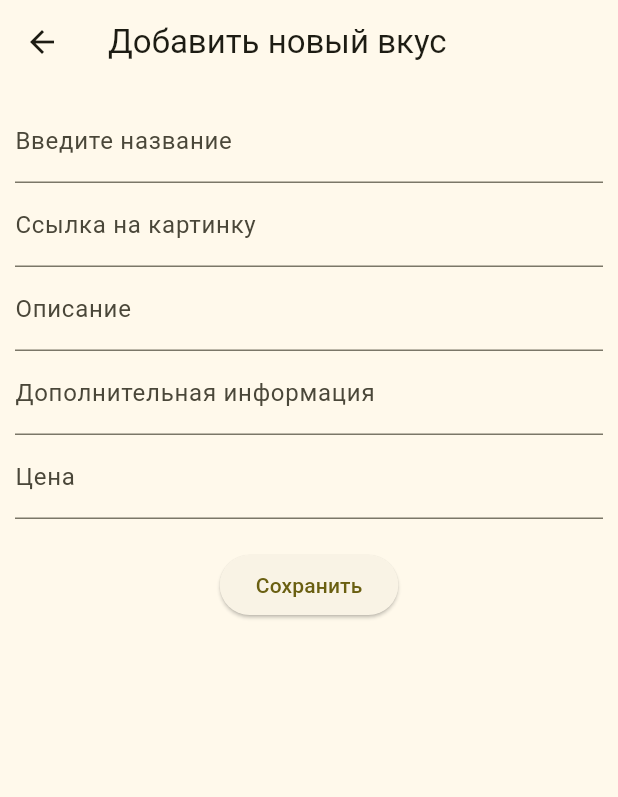
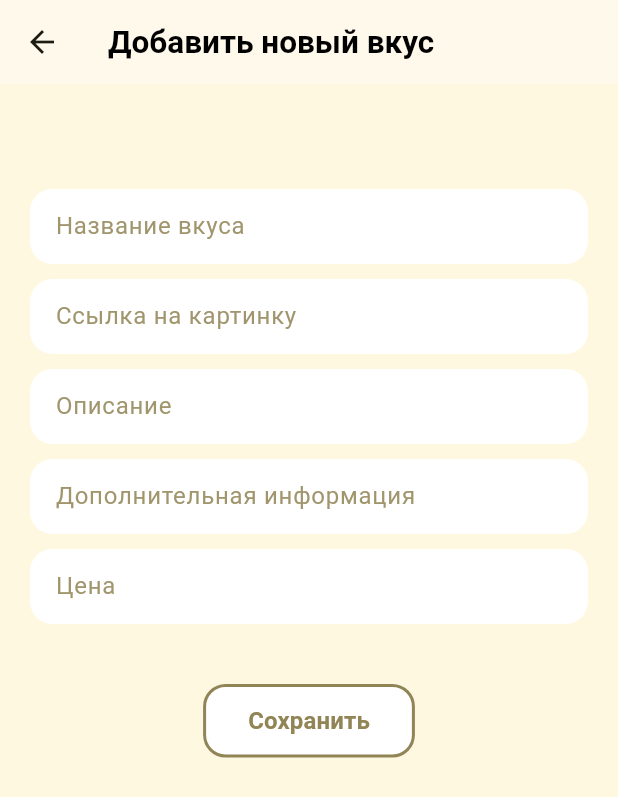
Before and after one commit to stakiv/pks, a Flutter app: the AddFlavorScreen screen opened directly, on a phone screen of 412 x 824 dp. Shown: the top 797 px of the screen. Run offline on Flutter 3.47's test engine with Material 3 defaults, Android fonts, the phone set to English and light mode, and no system bars; network calls fail.

Commit message:
Update home_page.dart

```diff
--- a/pr4/lib/pages/home_page.dart
+++ b/pr4/lib/pages/home_page.dart
@@ -88,39 +88,166 @@ class _AddFlavorScreenState extends State<AddFlavorScreen> {
   @override
   Widget build(BuildContext context) {
     return Scaffold(
+      backgroundColor: Colors.amber[50],
       appBar: AppBar(
-        title: const Text("Добавить новый вкус"),
+        title: const Text(
+          "Добавить новый вкус",
+          style: TextStyle(
+            color: Colors.black,
+            fontSize: 21.0,
+            fontWeight: FontWeight.w700,
+          ),
+        ),
       ),
       body: Padding(
-        padding: const EdgeInsets.all(10.0),
+        padding: const EdgeInsets.all(20.0),
         child: Column(
           children: [
+            const SizedBox(
+              height: 50,
+            ),
             TextField(
               controller: _nameFlavorController,
-              decoration: const InputDecoration(labelText: "Введите название"),
+              decoration: InputDecoration(
+                  filled: true,
+                  fillColor: const Color.fromARGB(255, 255, 255, 255),
+                  hintText: "Название вкуса",
+                  hintStyle: const TextStyle(
+                    color: Color.fromRGBO(160, 149, 108, 1),
+                    fontSize: 16.0,
+                    fontWeight: FontWeight.w400,
+                  ),
+                  contentPadding: const EdgeInsets.symmetric(
+                      vertical: 13.0, horizontal: 13.0),
+                  enabledBorder: OutlineInputBorder(
+                    borderRadius: BorderRadius.circular(15.0),
+                    borderSide: const BorderSide(color: Colors.transparent),
+                  ),
+                  focusedBorder: OutlineInputBorder(
+                    borderRadius: BorderRadius.circular(15.0),
+                    borderSide: const BorderSide(
+                        color: Color.fromRGBO(108, 98, 63, 1), width: 1),
+                  )),
+            ),
+            const SizedBox(
+              height: 10,
             ),
             TextField(
               controller: _imageController,
-              decoration:
-                  const InputDecoration(labelText: "Ссылка на картинку"),
+              decoration: InputDecoration(
+                  filled: true,
+                  fillColor: const Color.fromARGB(255, 255, 255, 255),
+                  hintText: "Ссылка на картинку",
+                  hintStyle: const TextStyle(
+                    color: Color.fromRGBO(160, 149, 108, 1),
+                    fontSize: 16.0,
+                    fontWeight: FontWeight.w400,
+                  ),
+                  contentPadding: const EdgeInsets.symmetric(
+                      vertical: 13.0, horizontal: 13.0),
+                  enabledBorder: OutlineInputBorder(
+                    borderRadius: BorderRadius.circular(15.0),
+                    borderSide: const BorderSide(color: Colors.transparent),
+                  ),
+                  focusedBorder: OutlineInputBorder(
+                    borderRadius: BorderRadius.circular(15.0),
+                    borderSide: const BorderSide(
+                        color: Color.fromRGBO(108, 98, 63, 1), width: 1),
+                  )),
+            ),
+            const SizedBox(
+              height: 10,
             ),
             TextField(
               controller: _descController,
-              decoration: const InputDecoration(labelText: "Описание"),
+              decoration: InputDecoration(
+                  filled: true,
+                  fillColor: const Color.fromARGB(255, 255, 255, 255),
+                  hintText: "Описание",
+                  hintStyle: const TextStyle(
+                    color: Color.fromRGBO(160, 149, 108, 1),
+                    fontSize: 16.0,
+                    fontWeight: FontWeight.w400,
+                  ),
+                  contentPadding: const EdgeInsets.symmetric(
+                      vertical: 13.0, horizontal: 13.0),
+                  enabledBorder: OutlineInputBorder(
+                    borderRadius: BorderRadius.circular(15.0),
+                    borderSide: const BorderSide(color: Colors.transparent),
+                  ),
+                  focusedBorder: OutlineInputBorder(
+                    borderRadius: BorderRadius.circular(15.0),
+                    borderSide: const BorderSide(
+                        color: Color.fromRGBO(108, 98, 63, 1), width: 1),
+                  )),
+            ),
+            const SizedBox(
+              height: 10,
             ),
             TextField(
               controller: _dopController,
-              decoration:
-                  const InputDecoration(labelText: "Дополнительная информация"),
+              decoration: InputDecoration(
+                  filled: true,
+                  fillColor: const Color.fromARGB(255, 255, 255, 255),
+                  hintText: "Дополнительная информация",
+                  hintStyle: const TextStyle(
+                    color: Color.fromRGBO(160, 149, 108, 1),
+                    fontSize: 16.0,
+                    fontWeight: FontWeight.w400,
+                  ),
+                  contentPadding: const EdgeInsets.symmetric(
+                      vertical: 13.0, horizontal: 13.0),
+                  enabledBorder: OutlineInputBorder(
+                    borderRadius: BorderRadius.circular(15.0),
+                    borderSide: const BorderSide(color: Colors.transparent),
+                  ),
+                  focusedBorder: OutlineInputBorder(
+                    borderRadius: BorderRadius.circular(15.0),
+                    borderSide: const BorderSide(
+                        color: Color.fromRGBO(108, 98, 63, 1), width: 1),
+                  )),
+            ),
+            const SizedBox(
+              height: 10,
             ),
             TextField(
               controller: _priceController,
-              decoration: const InputDecoration(labelText: "Цена"),
+              decoration: InputDecoration(
+                  filled: true,
+                  fillColor: const Color.fromARGB(255, 255, 255, 255),
+                  hintText: "Цена",
+                  hintStyle: const TextStyle(
+                    color: Color.fromRGBO(160, 149, 108, 1),
+                    fontSize: 16.0,
+                    fontWeight: FontWeight.w400,
+                  ),
+                  contentPadding: const EdgeInsets.symmetric(
+                      vertical: 13.0, horizontal: 13.0),
+                  enabledBorder: OutlineInputBorder(
+                    borderRadius: BorderRadius.circular(15.0),
+                    borderSide: const BorderSide(color: Colors.transparent),
+                  ),
+                  focusedBorder: OutlineInputBorder(
+                    borderRadius: BorderRadius.circular(15.0),
+                    borderSide: const BorderSide(
+                        color: Color.fromRGBO(108, 98, 63, 1), width: 1),
+                  )),
             ),
             const SizedBox(
-              height: 20,
+              height: 40,
             ),
             ElevatedButton(
+              style: ElevatedButton.styleFrom(
+                foregroundColor: Color.fromRGBO(145, 132, 85, 1),
+                backgroundColor: Color.fromRGBO(255, 255, 255, 1),
+                elevation: 0,
+                padding: const EdgeInsets.symmetric(
+                    vertical: 13.0, horizontal: 30.0),
+                shape: RoundedRectangleBorder(
+                    borderRadius: BorderRadius.circular(15),
+                    side: const BorderSide(
+                        width: 2, color: Color.fromRGBO(145, 132, 85, 1))),
+              ),
               onPressed: () {
                 listLength += 1;
                 int price = int.parse(_priceController.text);
@@ -144,7 +271,13 @@ class _AddFlavorScreenState extends State<AddFlavorScreen> {
                   print("не все поля заполнены");
                 }
               },
-              child: const Text("Сохранить"),
+              child: const Text(
+                "Сохранить",
+                style: TextStyle(
+                  fontSize: 16.0,
+                  fontWeight: FontWeight.w600,
+                ),
+              ),
             )
           ],
         ),
```
